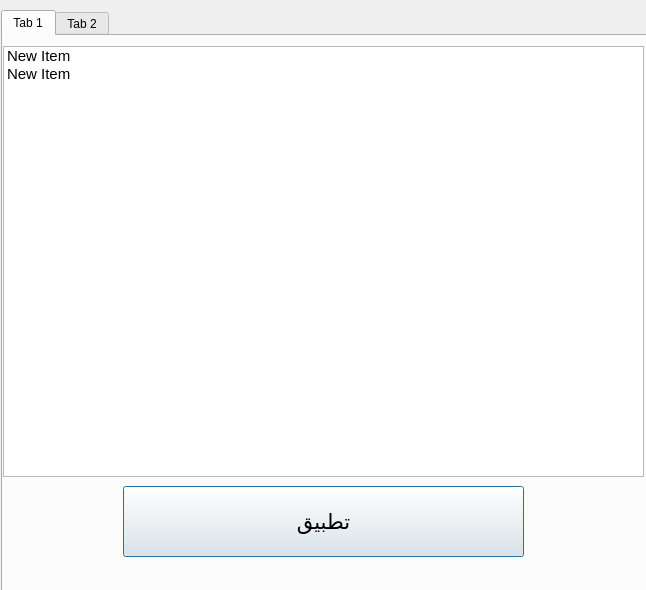
This is a tahlel project 2/multipal analyst choice.ui in ameer810/analyst-pyqt5-project as Qt 5 draws it before an edit. The edited form follows.
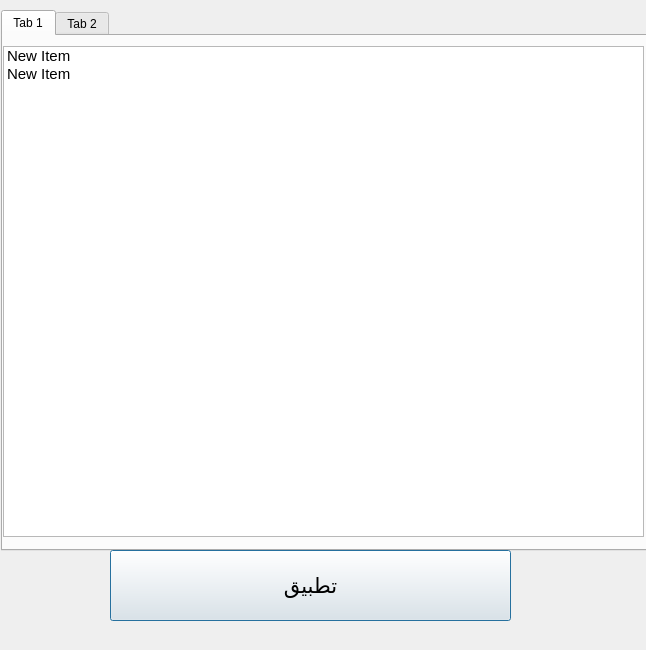
This is the edited form. Icons and pictures are not drawn.

Patch:
```diff
--- a/a tahlel project 2/multipal analyst choice.ui
+++ b/a tahlel project 2/multipal analyst choice.ui
@@ -7,7 +7,7 @@
     <x>0</x>
     <y>0</y>
     <width>646</width>
-    <height>590</height>
+    <height>650</height>
    </rect>
   </property>
   <property name="windowTitle">
@@ -2125,7 +2125,7 @@
      <x>1</x>
      <y>10</y>
      <width>651</width>
-     <height>621</height>
+     <height>541</height>
     </rect>
    </property>
    <property name="currentIndex">
@@ -2141,7 +2141,7 @@
        <x>0</x>
        <y>10</y>
        <width>641</width>
-       <height>431</height>
+       <height>491</height>
       </rect>
      </property>
      <property name="font">
@@ -2160,11 +2160,18 @@
       </property>
      </item>
     </widget>
+   </widget>
+   <widget class="QWidget" name="tab_2">
+    <attribute name="title">
+     <string>Tab 2</string>
+    </attribute>
+   </widget>
+  </widget>
     <widget class="QPushButton" name="pushButton">
      <property name="geometry">
       <rect>
-       <x>120</x>
-       <y>450</y>
+     <x>110</x>
+     <y>550</y>
        <width>401</width>
        <height>71</height>
       </rect>
@@ -2178,13 +2185,6 @@
      <property name="text">
       <string>تطبيق</string>
      </property>
-    </widget>
-   </widget>
-   <widget class="QWidget" name="tab_2">
-    <attribute name="title">
-     <string>Tab 2</string>
-    </attribute>
-   </widget>
   </widget>
  </widget>
  <resources/>
```
Lines whose indentation alone changed are shown as unchanged.
